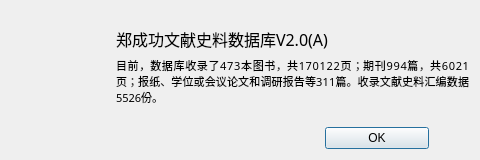
mortersen/ZhengCG, file UI/UI_AboutDialog.ui: the form before one commit.
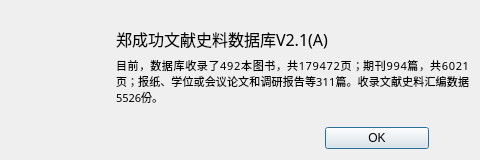
The form after the commit. Icons and pictures are not drawn.

```diff
--- a/UI/UI_AboutDialog.ui
+++ b/UI/UI_AboutDialog.ui
@@ -84,7 +84,7 @@
           </font>
          </property>
          <property name="text">
-          <string>郑成功文献史料数据库V2.0(A)</string>
+          <string>郑成功文献史料数据库V2.1(A)</string>
          </property>
          <property name="alignment">
           <set>Qt::AlignLeading|Qt::AlignLeft|Qt::AlignVCenter</set>
@@ -100,7 +100,7 @@
           </font>
          </property>
          <property name="text">
-          <string>目前，数据库收录了473本图书，共170122页；期刊994篇，共6021页；报纸、学位或会议论文和调研报告等311篇。收录文献史料汇编数据5526份。</string>
+          <string>目前，数据库收录了492本图书，共179472页；期刊994篇，共6021页；报纸、学位或会议论文和调研报告等311篇。收录文献史料汇编数据5526份。</string>
          </property>
          <property name="alignment">
           <set>Qt::AlignJustify|Qt::AlignVCenter</set>
```
